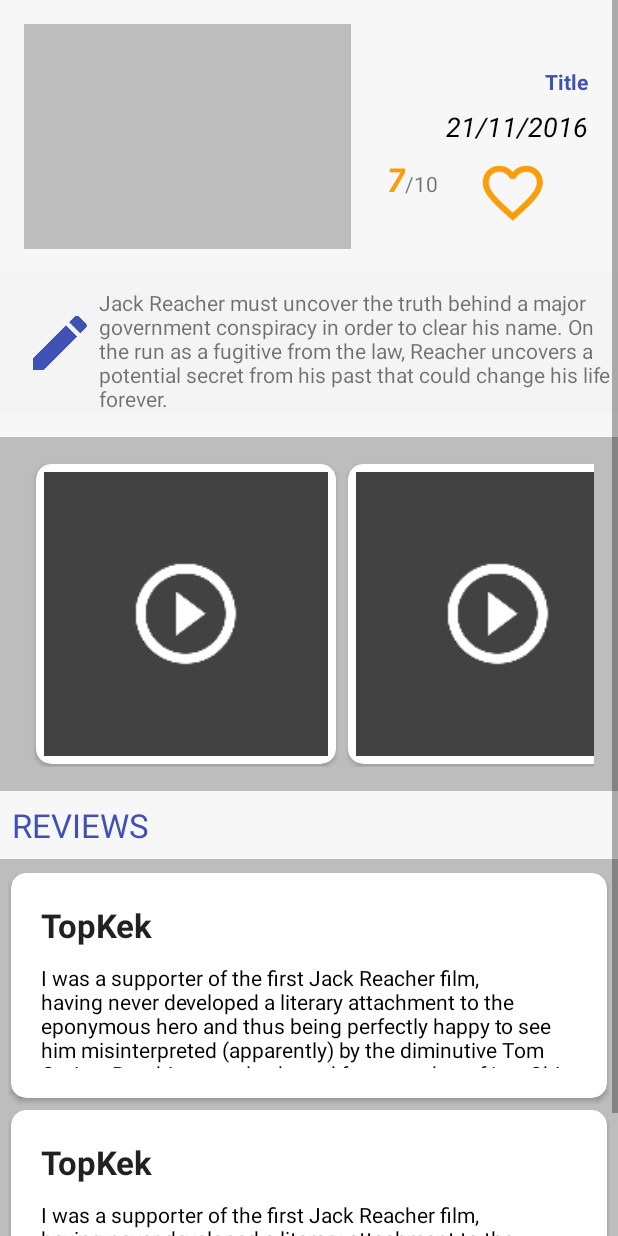
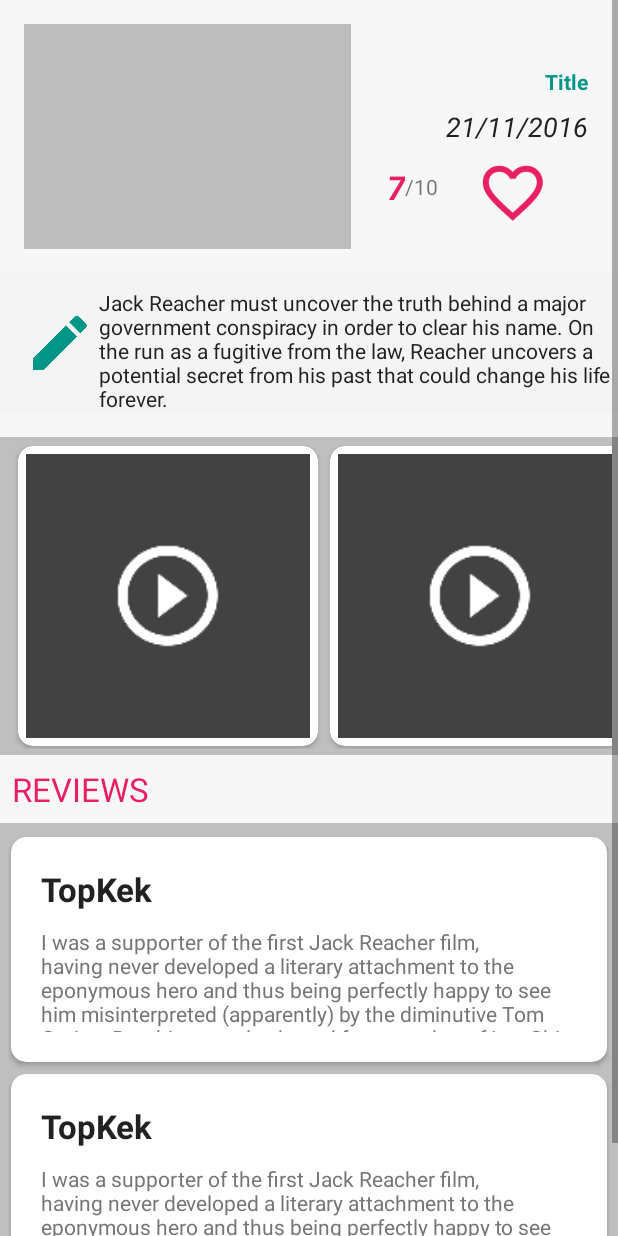
Before and after one commit to abanoubwagih/popular_movie_app, an Android app: the layout fragment_movie_details.xml on its own in the app's theme, with its tools: preview values and no code run, on a phone screen of 412 x 824 dp. Run offline under Robolectric (Android 15) with nearby library versions, the phone set to English and light mode, and no system bars.

Commit message:
wait for database  done details and favourite and icon

```diff
--- a/app/src/main/java/com/gmail/abanoub/mymal_popularmovies/MovieMainActivity.java
+++ b/app/src/main/java/com/gmail/abanoub/mymal_popularmovies/MovieMainActivity.java
@@ -19,7 +19,7 @@
 
     @BindView(R.id.toolbar)
     Toolbar toolbar;
-    private boolean largeScreen ;
+    private boolean largeScreen;
 
     @Override
     protected void onCreate(Bundle savedInstanceState) {
@@ -27,10 +27,10 @@
         setContentView(R.layout.activity_movie_main);
         ButterKnife.bind(this);
         setSupportActionBar(toolbar);
-
+        setTitle(R.string.app_name);
         largeScreen = findViewById(R.id.fragment_details) != null;
         MovieMainActivityFragment mainActivityFragment = new MovieMainActivityFragment();
-        getFragmentManager().beginTransaction().replace(R.id.fragment_main,mainActivityFragment).commit();
+        getFragmentManager().beginTransaction().replace(R.id.fragment_main, mainActivityFragment).commit();
 
     }
 
--- a/app/src/main/res/layout/fragment_movie_details.xml
+++ b/app/src/main/res/layout/fragment_movie_details.xml
@@ -3,7 +3,8 @@
     xmlns:tools="http://schemas.android.com/tools"
     android:layout_width="match_parent"
     android:layout_height="match_parent"
-    android:fillViewport="true">
+    android:fillViewport="true"
+    tools:ignore="RtlHardcoded">
 
     <LinearLayout
         android:layout_width="match_parent"
@@ -28,7 +29,8 @@
                 android:layout_marginRight="@dimen/movie_poster_padding_right"
                 android:layout_weight="3"
                 android:scaleType="fitXY"
-                tools:src="@color/empty_text" />
+                tools:ignore="ContentDescription,RtlHardcoded"
+                tools:src="@color/placeHolder" />
 
             <LinearLayout
                 android:layout_width="0dp"
@@ -44,7 +46,7 @@
                     android:layout_height="wrap_content"
                     android:layout_gravity="right"
                     android:layout_margin="@dimen/detail_title_bottom_margin"
-                    android:textColor="@color/colorPrimary"
+                    android:textColor="@color/colorAccent"
                     android:textStyle="bold"
                     tools:text="Title" />
 
@@ -55,7 +57,7 @@
                     android:layout_height="wrap_content"
                     android:layout_gravity="right"
                     android:layout_margin="@dimen/detail_title_bottom_margin"
-                    android:textColor="@color/movie_overview"
+                    android:textColor="@color/primary_text"
                     android:textIsSelectable="true"
                     android:textStyle="italic"
                     tools:text="21/11/2016" />
@@ -72,9 +74,10 @@
                         style="?android:attr/textAppearanceLarge"
                         android:layout_width="wrap_content"
                         android:layout_height="wrap_content"
+                        android:layout_gravity="center"
                         android:layout_marginBottom="@dimen/detail_title_bottom_margin"
                         android:layout_marginLeft="@dimen/detail_title_left_padding"
-                        android:textColor="@color/colorAccent"
+                        android:textColor="@color/colorPrimary"
                         android:textIsSelectable="true"
                         android:textStyle="bold|italic"
                         tools:text="7" />
@@ -83,17 +86,19 @@
                         style="?android:attr/textAppearanceSmall"
                         android:layout_width="wrap_content"
                         android:layout_height="wrap_content"
+                        android:layout_gravity="center"
                         android:layout_marginBottom="@dimen/detail_title_bottom_margin"
                         android:text="@string/_10"
                         android:textIsSelectable="true" />
 
                     <ImageView
                         android:id="@+id/movie_favourite"
-                        android:layout_width="wrap_content"
+                        android:layout_width="0dp"
                         android:layout_height="wrap_content"
                         android:layout_weight="1"
-                        android:tint="@color/colorAccent"
-                        app:srcCompat="@drawable/ic_not_favorite" />
+                        android:tint="@color/colorPrimary"
+                        app:srcCompat="@drawable/ic_not_favorite"
+                        tools:ignore="ContentDescription" />
 
 
                 </LinearLayout>
@@ -112,6 +117,7 @@
                 android:layout_gravity="right|center_vertical"
                 android:layout_marginLeft="66dp"
                 android:paddingTop="10dp"
+                android:textColor="@color/primary_text"
                 tools:text="Jack Reacher must uncover the truth behind a major government conspiracy in order to clear his name. On the run as a fugitive from the law, Reacher uncovers a potential secret from his past that could change his life forever." />
 
             <ImageView
@@ -122,7 +128,8 @@
                 android:minWidth="24dp"
                 android:padding="8dp"
                 android:src="@drawable/ic_edit"
-                android:tint="@color/colorPrimary" />
+                android:tint="@color/colorAccent"
+                tools:ignore="ContentDescription" />
         </FrameLayout>
 
         <android.support.v7.widget.RecyclerView
@@ -130,9 +137,9 @@
             android:layout_width="match_parent"
             android:layout_height="wrap_content"
             android:layout_marginTop="@dimen/trailer_list_item_top_margin"
-            android:background="@color/empty_text"
+            android:background="@color/icons"
             android:orientation="horizontal"
-            android:padding="16dp"
+            android:padding="4dp"
             app:layoutManager="LinearLayoutManager"
             tools:listitem="@layout/list_item_trailer" />
 
@@ -149,7 +156,7 @@
             android:id="@+id/review_recyclerView"
             android:layout_width="match_parent"
             android:layout_height="wrap_content"
-            android:background="@color/empty_text"
+            android:background="@color/icons"
             android:padding="5dp"
             app:layoutManager="LinearLayoutManager"
             tools:listitem="@layout/list_item_review" />
--- a/app/src/main/res/layout/list_item_review.xml
+++ b/app/src/main/res/layout/list_item_review.xml
@@ -19,10 +19,12 @@
         android:layout_height="wrap_content"
         android:padding="20dp"
         android:textAppearance="?android:textAppearanceLarge"
+        android:textColor="@color/primary_text"
         android:textStyle="bold"
         tools:text="TopKek" />
 
     <TextView
+
         android:id="@+id/review_content"
         android:layout_width="match_parent"
         android:layout_height="wrap_content"
@@ -31,6 +33,6 @@
         android:maxLines="5"
         android:padding="20dp"
         android:textAppearance="?android:textAppearanceSmall"
-        android:textColor="@color/review_content"
+        android:textColor="@color/secondary_text"
         tools:text="I was a supporter of the first Jack Reacher film, having never developed a literary attachment to the eponymous hero and thus being perfectly happy to see him misinterpreted (apparently) by the diminutive Tom Cruise. But this sequel, adapted from another of Lee Child's bestselling books, has the misfortune to bear a title which may provide its epitaph. Reacher does come back, on a similar mission to last time: that is, to clear someone's name and run around (he does a lot of running) dodging those who would rather see him hand-cuffed and out of their ill-intentioned way." />
 </android.support.v7.widget.CardView>
--- a/app/src/main/res/values/colors.xml
+++ b/app/src/main/res/values/colors.xml
@@ -1,11 +1,12 @@
 <?xml version="1.0" encoding="utf-8"?>
 <resources>
-    <color name="colorPrimary">#3F51B5</color>
-    <color name="colorPrimaryDark">#303F9F</color>
-    <color name="colorAccent">#fa9d09</color>
-    <color name="empty_text">#BDBDBD</color>
-    <color name="movieNotFavourite">#03000000</color>
-    <color name="movieFavourite">#f90307</color>
-    <color name="movie_overview">@android:color/black</color>
-    <color name="review_content">@android:color/black</color>
+    <color name="colorPrimary">#E91E63</color>
+    <color name="colorPrimaryDark">#C2185B</color>
+    <color name="colorAccent">#009688</color>
+
+    <color name="placeHolder">#BDBDBD</color>
+    <color name="primary_text">#212121</color>
+    <color name="secondary_text">#757575</color>
+    <color name="icons">#BFBFBF</color>
+    <color name="divider">#BDBDBD</color>
 </resources>
--- a/app/src/main/res/values/strings.xml
+++ b/app/src/main/res/values/strings.xml
@@ -1,5 +1,5 @@
 <resources>
-    <string name="app_name">PopularMovies</string>
+    <string name="app_name">Movies</string>
     <string name="action_settings">Settings</string>
     <string name="movie_photo" translatable="false">movie photo</string>
 
```
Also changed, not shown: app/src/main/ic_launcher-web.png (added), app/src/main/res/mipmap-hdpi/ic_launcher.png, app/src/main/res/mipmap-mdpi/ic_launcher.png, app/src/main/res/mipmap-xhdpi/ic_launcher.png, app/src/main/res/mipmap-xxhdpi/ic_launcher.png, app/src/main/res/mipmap-xxxhdpi/ic_launcher.png.
